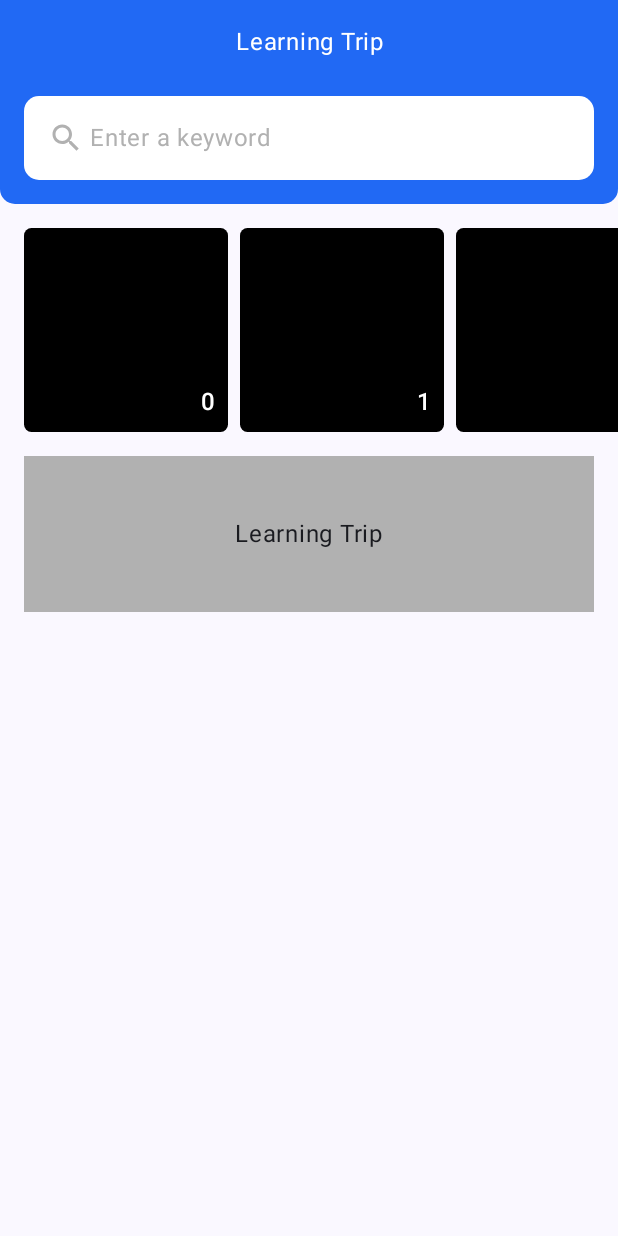
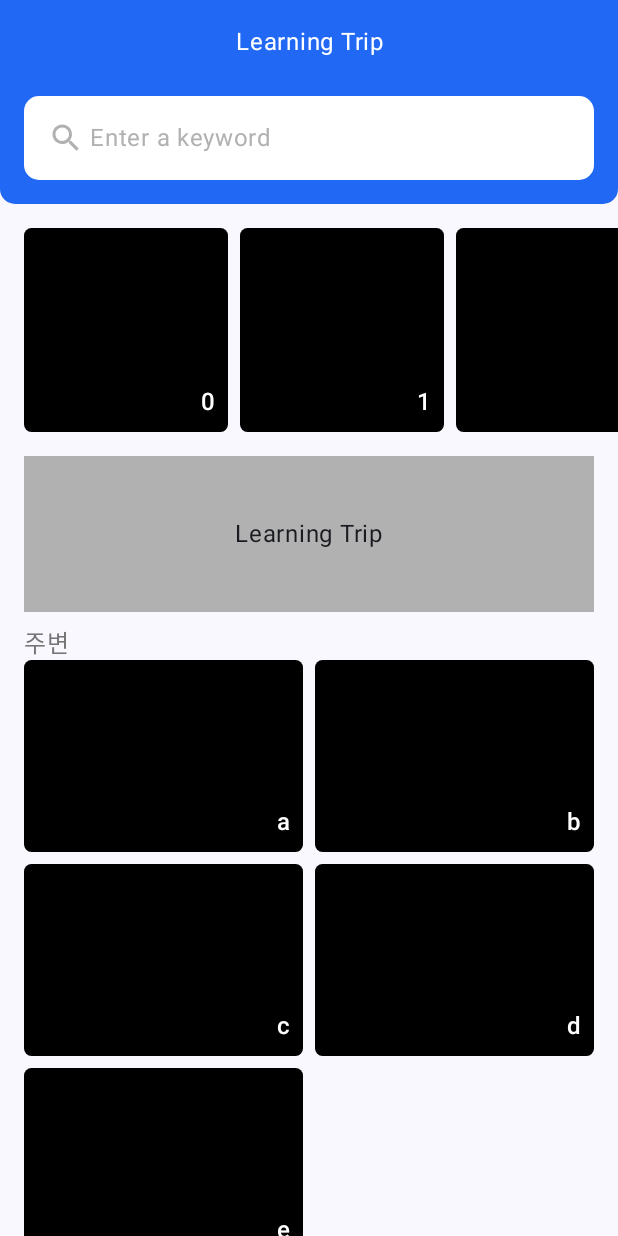
Before and after one commit to SWM-TRAVELY/LearningTrip, an Android app built with Jetpack Compose: the screen it shows after launch (MainActivity), on a phone screen of 412 x 824 dp. Run offline under Robolectric (Android 15) with nearby library versions, the phone set to English and light mode, and no system bars.

Commit message:
Add main screen nearby place

```diff
--- a/app/src/main/java/com/leeseungyun1020/learningtrip/MainActivity.kt
+++ b/app/src/main/java/com/leeseungyun1020/learningtrip/MainActivity.kt
@@ -6,6 +6,9 @@ import androidx.activity.compose.setContent
 import androidx.compose.foundation.background
 import androidx.compose.foundation.layout.*
 import androidx.compose.foundation.lazy.LazyRow
+import androidx.compose.foundation.lazy.grid.GridCells
+import androidx.compose.foundation.lazy.grid.LazyVerticalGrid
+import androidx.compose.foundation.lazy.grid.items
 import androidx.compose.foundation.shape.RoundedCornerShape
 import androidx.compose.material.icons.Icons
 import androidx.compose.material.icons.filled.Clear
@@ -25,6 +28,7 @@ import androidx.compose.ui.text.style.TextAlign
 import androidx.compose.ui.tooling.preview.Preview
 import androidx.compose.ui.unit.dp
 import androidx.compose.ui.unit.sp
+import com.leeseungyun1020.learningtrip.ui.theme.Gray2
 import com.leeseungyun1020.learningtrip.ui.theme.Gray3
 import com.leeseungyun1020.learningtrip.ui.theme.LearningTripTheme
 import com.leeseungyun1020.learningtrip.ui.theme.Primary
@@ -106,6 +110,7 @@ fun HomeScreen() {
         },
         content = { innerPadding ->
             Column(modifier = Modifier.padding(top = innerPadding.calculateTopPadding())) {
+                // Keyword List
                 LazyRow(
                     contentPadding = PaddingValues(
                         top = 16.dp,
@@ -149,6 +154,37 @@ fun HomeScreen() {
                         modifier = Modifier.align(Alignment.Center),
                     )
                 }
+
+                // Place List
+                Text(
+                    text = "주변", modifier = Modifier.padding(top = 8.dp, start = 16.dp),
+                    fontSize = 16.sp, color = Gray2
+                )
+                LazyVerticalGrid(
+                    columns = GridCells.Fixed(2),
+                    contentPadding = PaddingValues(horizontal = 16.dp),
+                    verticalArrangement = Arrangement.spacedBy(8.dp),
+                    horizontalArrangement = Arrangement.spacedBy(8.dp),
+                ) {
+                    items(listOf<String>("a", "b", "c", "d", "e")) { char ->
+                        Box(
+                            modifier = Modifier
+                                .height(128.dp)
+                                .clip(RoundedCornerShape(5.dp))
+                                .background(color = Color.Black),
+                        ) {
+                            Text(
+                                text = char,
+                                style = MaterialTheme.typography.titleMedium,
+                                modifier = Modifier
+                                    .padding(8.dp)
+                                    .align(Alignment.BottomEnd),
+                                color = Color.White,
+                            )
+                        }
+
+                    }
+                }
             }
         }
     )
```
